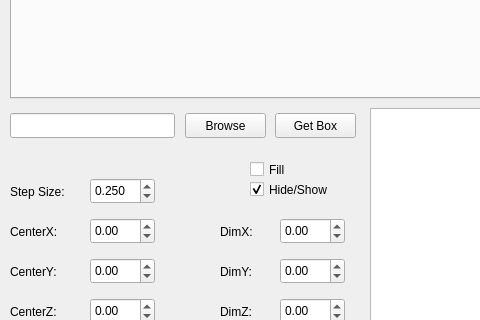
Qt form demowidget.ui (gjonwick/MAGI-Dock) before a commit; both pictures show x 0 to 480 and y 352 to 672 of the 880 by 836 pixel window.
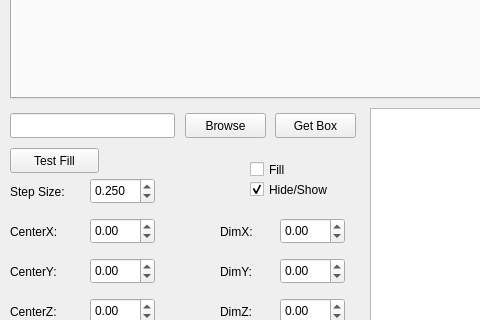
The same form after that commit. The open tabs and pages were chosen to show the change.

Commit message: Filled box

Diff of the .ui file:
```diff
--- a/demowidget.ui
+++ b/demowidget.ui
@@ -1013,6 +1013,19 @@
     <string>Fill</string>
    </property>
   </widget>
+  <widget class="QPushButton" name="testFill_btn">
+   <property name="geometry">
+    <rect>
+     <x>10</x>
+     <y>500</y>
+     <width>89</width>
+     <height>25</height>
+    </rect>
+   </property>
+   <property name="text">
+    <string>Test Fill</string>
+   </property>
+  </widget>
  </widget>
  <resources/>
  <connections/>
```
Left out of the diff: 2 changed lines with no effect on the pictures. The commit also changes 1 other file.
